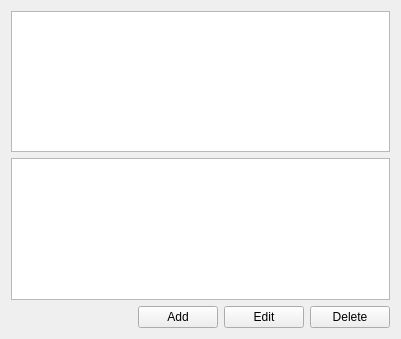
This is formcfgrulesnippets.ui in newey499/qiptables as Qt 5 draws it before an edit. The edited form follows.
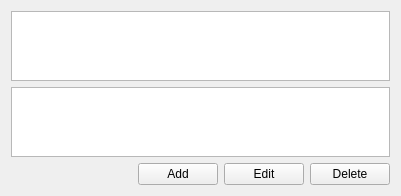
This is the edited form. Custom widgets are drawn as their Qt base class.

```diff
--- a/formcfgrulesnippets.ui
+++ b/formcfgrulesnippets.ui
@@ -7,7 +7,7 @@
     <x>0</x>
     <y>0</y>
     <width>401</width>
-    <height>339</height>
+    <height>176</height>
    </rect>
   </property>
   <property name="windowTitle">
```
